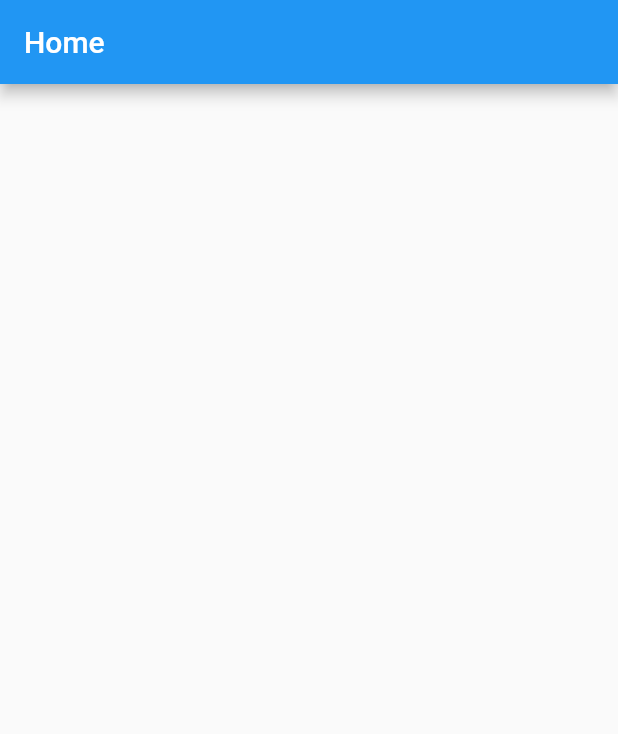
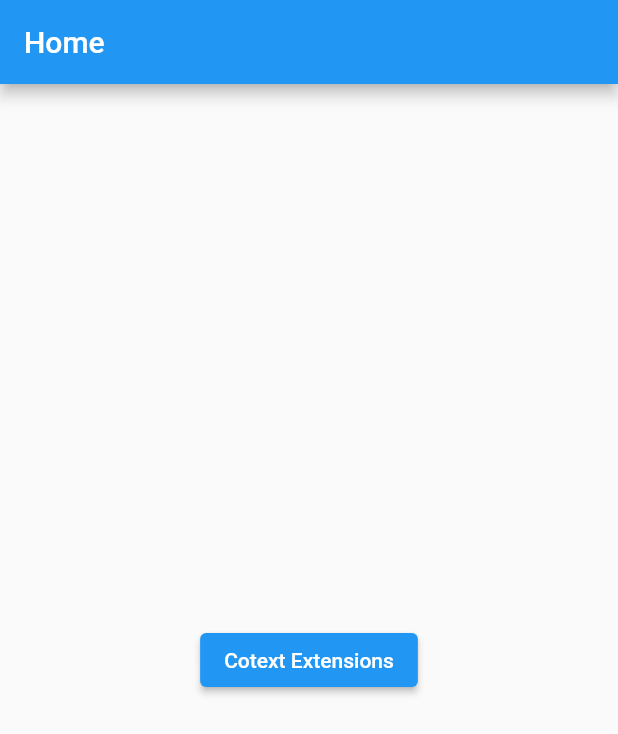
Before and after one commit to 2DevGs/get_ui_utils, a Flutter app: the screen it shows after launch, on a phone screen of 412 x 824 dp. Shown: the top 734 px of the screen. Run offline on Flutter 3.47's test engine with Material 2 defaults, Android fonts, the phone set to English and light mode, and no system bars; our stand-ins replace get.

Commit message:
Ui Utils - ContextExtensions
In this commit, we worked on the concept of the extension added in the context by Get.

```diff
--- a/lib/main.dart
+++ b/lib/main.dart
@@ -1,9 +1,12 @@
 import 'package:flutter/material.dart';
 import 'package:get/get.dart';
+import 'package:get_ui_utils/pages/context_ext/context_ext_page.dart';
 import 'package:get_ui_utils/pages/home_page.dart';
+
 void main() {
   runApp(const MyApp());
 }
+
 class MyApp extends StatelessWidget {
   const MyApp({Key? key}) : super(key: key);
   @override
@@ -14,7 +17,14 @@ class MyApp extends StatelessWidget {
         primarySwatch: Colors.blue,
       ),
       getPages: [
-        GetPage(name: '/', page: () => const HomePage())
+        GetPage(
+          name: '/',
+          page: () => const HomePage(),
+        ),
+        GetPage(
+          name: '/context_ext',
+          page: () => const ContextExtPage(),
+        ),
       ],
     );
   }
--- a/lib/pages/home_page.dart
+++ b/lib/pages/home_page.dart
@@ -1,4 +1,5 @@
 import 'package:flutter/material.dart';
+import 'package:get/get.dart';
 
 class HomePage extends StatelessWidget {
   const HomePage({super.key});
@@ -9,7 +10,19 @@ class HomePage extends StatelessWidget {
       appBar: AppBar(
         title: const Text('Home'),
       ),
-      body: Container(),
+      body: Center(
+        child: Column(
+          mainAxisAlignment: MainAxisAlignment.center,
+          children: [
+            ElevatedButton(
+              onPressed: () {
+                Get.toNamed('/context_ext');
+              },
+              child: const Text('Cotext Extensions'),
+            ),
+          ],
+        ),
+      ),
     );
   }
 }
```
Also changed, not shown: lib/pages/context_ext/context_ext_page.dart (added, +57 -0 lines), 8 other files.
